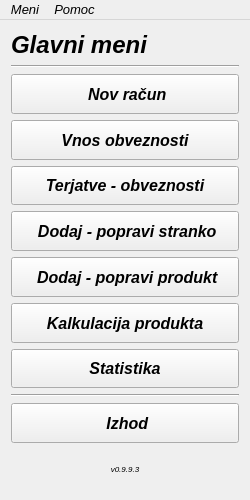
First picture: the form in mainwindow.ui, repository MaxMaxy/racun, before the edit.
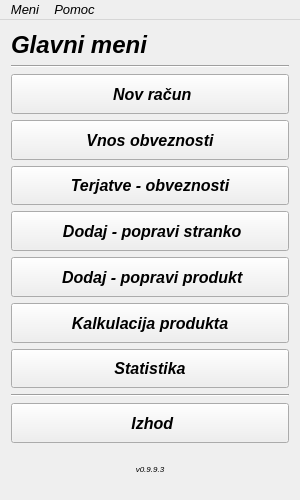
Second picture: the form after the edit. Icons and pictures are not drawn.

Diff of the .ui file:
```diff
--- a/mainwindow.ui
+++ b/mainwindow.ui
@@ -6,7 +6,7 @@
    <rect>
     <x>0</x>
     <y>0</y>
-    <width>250</width>
+    <width>300</width>
     <height>500</height>
    </rect>
   </property>
@@ -18,13 +18,13 @@
   </property>
   <property name="minimumSize">
    <size>
-    <width>250</width>
+    <width>300</width>
     <height>500</height>
    </size>
   </property>
   <property name="maximumSize">
    <size>
-    <width>250</width>
+    <width>300</width>
     <height>500</height>
    </size>
   </property>
@@ -104,8 +104,8 @@
         </property>
         <property name="iconSize">
          <size>
-          <width>16</width>
-          <height>16</height>
+          <width>28</width>
+          <height>28</height>
          </size>
         </property>
         <property name="shortcut">
@@ -141,6 +141,12 @@
           <activeon>:/icons/money-bag.png</activeon>
          </iconset>
         </property>
+        <property name="iconSize">
+         <size>
+          <width>28</width>
+          <height>28</height>
+         </size>
+        </property>
        </widget>
       </item>
       <item>
@@ -169,6 +175,12 @@
           <activeon>:/icons/terjatve_obveznosti.png</activeon>
          </iconset>
         </property>
+        <property name="iconSize">
+         <size>
+          <width>28</width>
+          <height>28</height>
+         </size>
+        </property>
         <property name="shortcut">
          <string>F2</string>
         </property>
@@ -199,6 +211,12 @@
           <normaloff>../icons/dodaj_podjetje.png</normaloff>
           <activeon>:/icons/dodaj_podjetje.png</activeon>../icons/dodaj_podjetje.png</iconset>
         </property>
+        <property name="iconSize">
+         <size>
+          <width>28</width>
+          <height>28</height>
+         </size>
+        </property>
         <property name="shortcut">
          <string>F3</string>
         </property>
@@ -229,6 +247,12 @@
           <normaloff>../icons/dodaj_produkt.png</normaloff>
           <activeon>:/icons/dodaj_produkt.png</activeon>../icons/dodaj_produkt.png</iconset>
         </property>
+        <property name="iconSize">
+         <size>
+          <width>28</width>
+          <height>28</height>
+         </size>
+        </property>
         <property name="shortcut">
          <string>F4</string>
         </property>
@@ -258,8 +282,8 @@
         </property>
         <property name="iconSize">
          <size>
-          <width>22</width>
-          <height>22</height>
+          <width>32</width>
+          <height>32</height>
          </size>
         </property>
        </widget>
@@ -289,6 +313,12 @@
           <normalon>:/icons/statistic.png</normalon>
          </iconset>
         </property>
+        <property name="iconSize">
+         <size>
+          <width>28</width>
+          <height>28</height>
+         </size>
+        </property>
        </widget>
       </item>
       <item>
@@ -329,6 +359,12 @@
           <normaloff>../icons/izhod.png</normaloff>
           <activeon>:/icons/izhod.png</activeon>../icons/izhod.png</iconset>
         </property>
+        <property name="iconSize">
+         <size>
+          <width>28</width>
+          <height>28</height>
+         </size>
+        </property>
         <property name="shortcut">
          <string>Ctrl+Q</string>
         </property>
@@ -385,7 +421,7 @@
     <rect>
      <x>0</x>
      <y>0</y>
-     <width>250</width>
+     <width>300</width>
      <height>21</height>
     </rect>
    </property>
```
